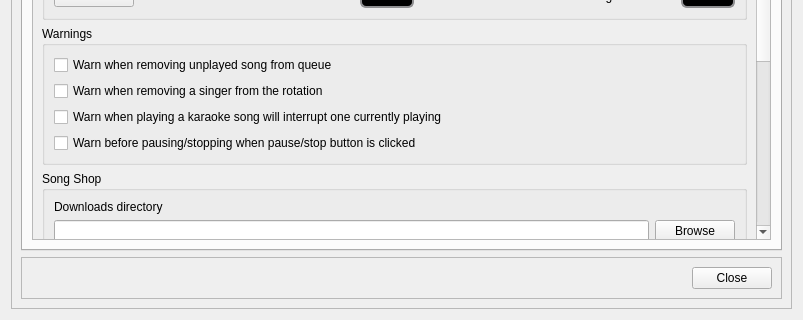
The window that src/dlgsettings.ui (pkircher29/auto-kj) describes before a commit, drawn with Qt 5; both pictures show x 0 to 803 and y 202 to 522 of the 803 by 522 pixel window.
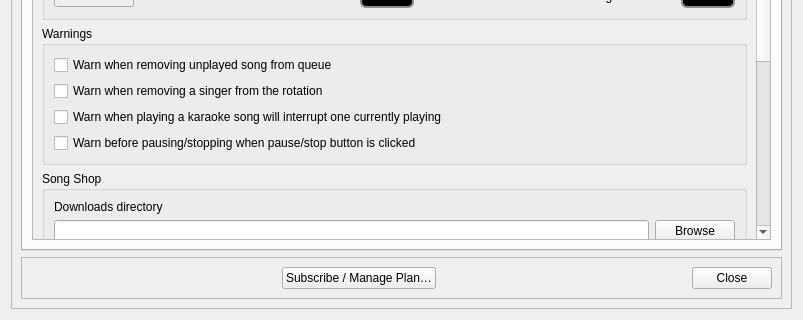
The same window after the commit. Icons and pictures are not drawn.

Commit message:
Add venue mini-map, X-Api-Key auth flow, Subscribe button
- Embed Leaflet map in DlgAddVenue with click-to-pin and address geocoding
  (Nominatim). Stores lat/lon on venue create/edit.
- Switch desktop auth to X-Api-Key (matches FastAPI _get_kj_by_api_key).
  Login response now provides api_key, stored alongside JWT in QSettings.
- Add Subscribe / Manage Plan button at the bottom of Settings; opens
  https://auto-kj.com/pricing in the default browser.
- Toggling Accept Requests off no longer prompts to end the show; the
  show stays active until the KJ explicitly clicks End Show.

The edit to the form file:
```diff
--- a/src/dlgsettings.ui
+++ b/src/dlgsettings.ui
@@ -2129,7 +2129,30 @@
              </property>
              <property name="sizeHint" stdset="0">
               <size>
-               <width>377</width>
+               <width>180</width>
+               <height>20</height>
+              </size>
+             </property>
+            </spacer>
+           </item>
+           <item>
+            <widget class="QPushButton" name="btnManageSubscription">
+             <property name="toolTip">
+              <string>Open the Auto-KJ pricing page in your browser</string>
+             </property>
+             <property name="text">
+              <string>Subscribe / Manage Plan…</string>
+             </property>
+            </widget>
+           </item>
+           <item>
+            <spacer name="horizontalSpacerSubscribe">
+             <property name="orientation">
+              <enum>Qt::Horizontal</enum>
+             </property>
+             <property name="sizeHint" stdset="0">
+              <size>
+               <width>180</width>
                <height>20</height>
               </size>
              </property>
```
The commit also changes 12 other files.
